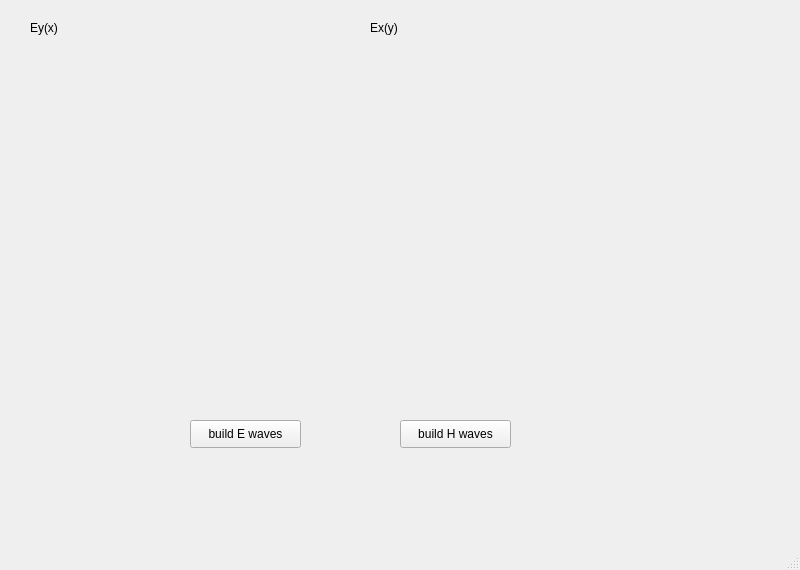
Above: mainwindow.ui from rockbeen/Electrodynamics before the change. Below: the same form after it.
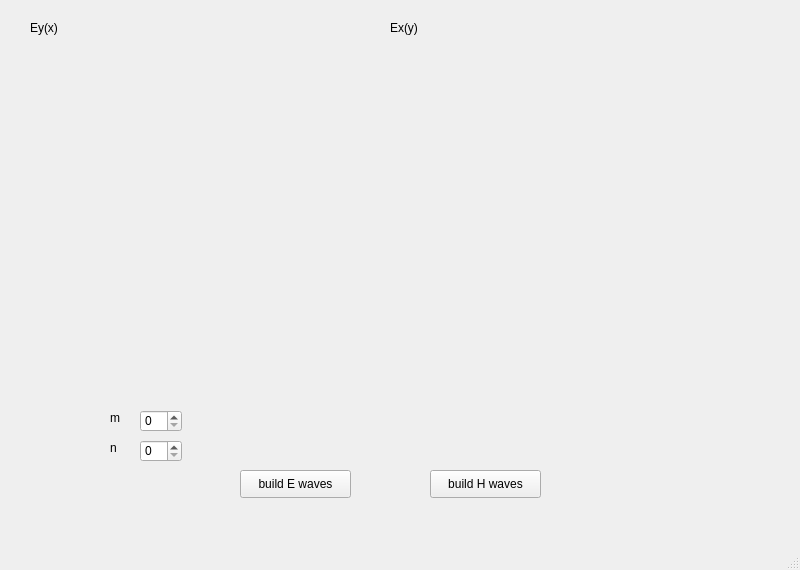
That is the form after the change. Custom widgets are drawn as their Qt base class.

Diff of the .ui file:
```diff
--- a/mainwindow.ui
+++ b/mainwindow.ui
@@ -20,18 +20,18 @@
     </property>
     <property name="geometry">
      <rect>
-      <x>30</x>
+      <x>20</x>
       <y>60</y>
-      <width>311</width>
-      <height>211</height>
+      <width>351</width>
+      <height>241</height>
      </rect>
     </property>
    </widget>
    <widget class="QPushButton" name="pushButton">
     <property name="geometry">
      <rect>
-      <x>190</x>
-      <y>420</y>
+      <x>240</x>
+      <y>470</y>
       <width>111</width>
       <height>28</height>
      </rect>
@@ -46,10 +46,10 @@
     </property>
     <property name="geometry">
      <rect>
-      <x>370</x>
+      <x>390</x>
       <y>60</y>
-      <width>311</width>
-      <height>211</height>
+      <width>371</width>
+      <height>241</height>
      </rect>
     </property>
    </widget>
@@ -69,7 +69,7 @@
    <widget class="QLabel" name="label_2">
     <property name="geometry">
      <rect>
-      <x>370</x>
+      <x>390</x>
       <y>20</y>
       <width>55</width>
       <height>16</height>
@@ -82,8 +82,8 @@
    <widget class="QPushButton" name="pushButton_2">
     <property name="geometry">
      <rect>
-      <x>400</x>
-      <y>420</y>
+      <x>430</x>
+      <y>470</y>
       <width>111</width>
       <height>28</height>
      </rect>
@@ -92,6 +92,52 @@
      <string>build H waves</string>
     </property>
    </widget>
+   <widget class="QSpinBox" name="spinBox">
+    <property name="geometry">
+     <rect>
+      <x>140</x>
+      <y>410</y>
+      <width>42</width>
+      <height>22</height>
+     </rect>
+    </property>
+   </widget>
+   <widget class="QSpinBox" name="spinBox_2">
+    <property name="geometry">
+     <rect>
+      <x>140</x>
+      <y>440</y>
+      <width>42</width>
+      <height>22</height>
+     </rect>
+    </property>
+   </widget>
+   <widget class="QLabel" name="label_3">
+    <property name="geometry">
+     <rect>
+      <x>110</x>
+      <y>410</y>
+      <width>31</width>
+      <height>16</height>
+     </rect>
+    </property>
+    <property name="text">
+     <string>m</string>
+    </property>
+   </widget>
+   <widget class="QLabel" name="label_4">
+    <property name="geometry">
+     <rect>
+      <x>110</x>
+      <y>440</y>
+      <width>21</width>
+      <height>16</height>
+     </rect>
+    </property>
+    <property name="text">
+     <string>n</string>
+    </property>
+   </widget>
   </widget>
   <widget class="QMenuBar" name="menubar">
    <property name="geometry">
```
